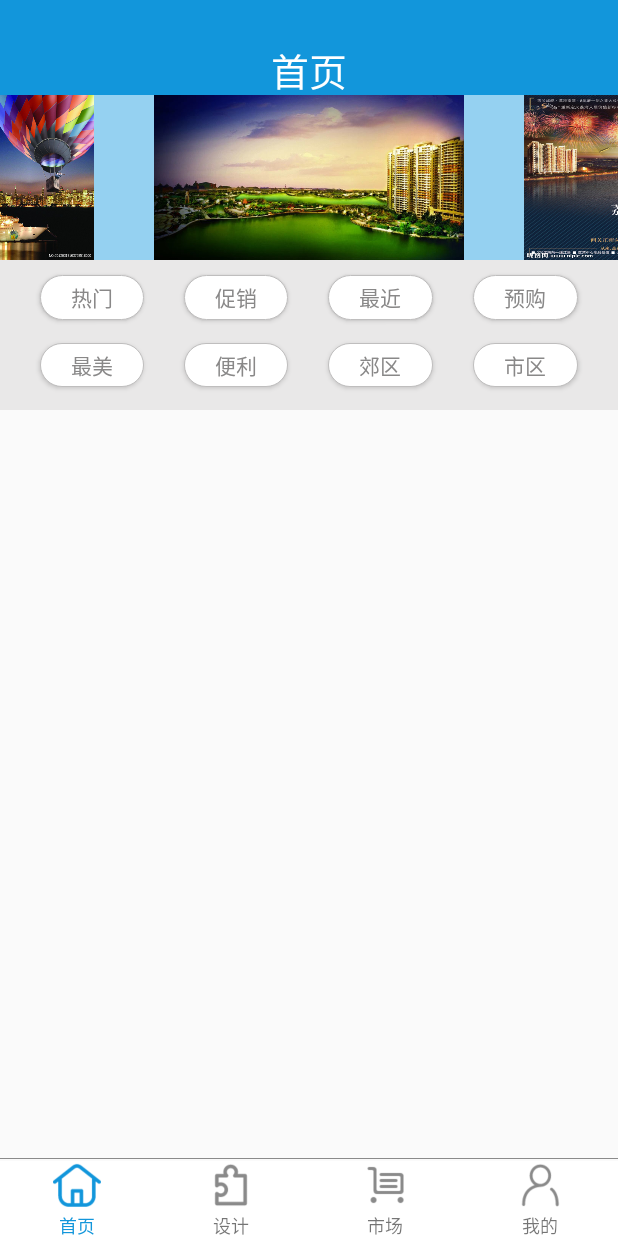
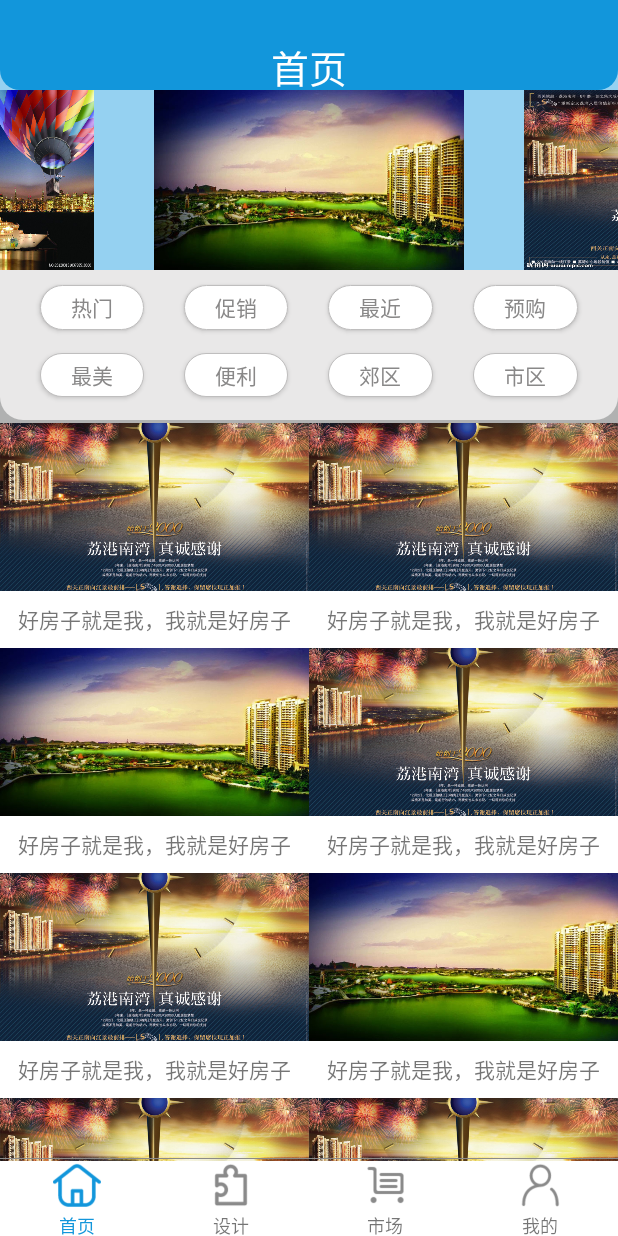
Before and after one commit to wangjiapu/Control, an Android app: the screen it shows after launch (MainActivity), on a phone screen of 412 x 824 dp. Run offline under Robolectric (Android 15) with nearby library versions, the light colour scheme and no system bars.

Commit message:
添加home Recyclerview

```diff
--- a/app/build.gradle
+++ b/app/build.gradle
@@ -24,4 +24,5 @@ dependencies {
     testCompile 'junit:junit:4.12'
     compile 'com.android.support:appcompat-v7:24.0.0-alpha2'
     compile 'com.android.support:recyclerview-v7:23.3.0'
+    compile 'com.android.support:design:26.0.0-alpha1'
 }
--- /dev/null
+++ b/app/src/main/java/com/example/com/control/Adapters/HomeRecyclerViewAdapter.java
@@ -0,0 +1,45 @@
+package com.example.com.control.Adapters;
+
+import android.content.Context;
+import android.support.v7.widget.RecyclerView;
+import android.view.LayoutInflater;
+import android.view.View;
+import android.view.ViewGroup;
+
+import com.example.com.control.R;
+import com.example.com.control.ViewHolders.HomeViewHolder;
+import com.example.com.control.bean.Houses;
+
+import java.util.List;
+
+
+
+public class HomeRecyclerViewAdapter extends RecyclerView.Adapter<RecyclerView.ViewHolder>{
+
+    private Context context;
+    private List<Houses> mlist;
+
+    public HomeRecyclerViewAdapter(Context context, List<Houses> list){
+        this.context=context;
+        this.mlist=list;
+    }
+    @Override
+    public RecyclerView.ViewHolder onCreateViewHolder(ViewGroup parent, int viewType) {
+        View view= LayoutInflater.from(context)
+                .inflate(R.layout.homerecyclerview_layoutitem,parent,false);
+        HomeViewHolder myholder=new HomeViewHolder(view);
+        return myholder;
+    }
+
+    @Override
+    public void onBindViewHolder(RecyclerView.ViewHolder holder, int position) {
+        HomeViewHolder holder1=(HomeViewHolder) holder;
+        holder1.home_review_item_img.setImageDrawable(mlist.get(position).getHouse_img());
+        holder1.home_review_item_tv.setText(mlist.get(position).getDescribe());
+    }
+
+    @Override
+    public int getItemCount() {
+        return mlist.size();
+    }
+}
--- a/app/src/main/java/com/example/com/control/Fragments/HomeFrament.java
+++ b/app/src/main/java/com/example/com/control/Fragments/HomeFrament.java
@@ -5,14 +5,20 @@ import android.os.Handler;
 import android.os.Message;
 import android.support.annotation.Nullable;
 import android.support.v4.app.Fragment;
+import android.support.v7.widget.GridLayoutManager;
+import android.support.v7.widget.RecyclerView;
 import android.view.LayoutInflater;
 import android.view.View;
 import android.view.ViewGroup;
 import android.widget.Toast;
 
+import com.example.com.control.Adapters.HomeRecyclerViewAdapter;
 import com.example.com.control.R;
 import com.example.com.control.Views.Carousel3DSwitchView;
+import com.example.com.control.bean.Houses;
 
+import java.util.ArrayList;
+import java.util.List;
 import java.util.Timer;
 import java.util.TimerTask;
 
@@ -24,6 +30,10 @@ public class HomeFrament extends Fragment {
     private static final Integer START=1;
     private Carousel3DSwitchView carousel3DSwitchView;
     private Timer timer=new Timer();//初始话定时器  方便轮播图；
+
+    private RecyclerView homeRecyclerView;
+    private List<Houses> housesList;
+    private HomeRecyclerViewAdapter madapter;
 
 
     private Handler mhandler=new Handler(){
@@ -42,8 +52,34 @@ public class HomeFrament extends Fragment {
         View view= inflater.inflate(R.layout.homelayout,container,false);
 
         initView(view);
+        initDate();
         initEvent(view);
         return view;
+    }
+
+    private void initDate() {
+        housesList=new ArrayList<>();
+        for(int i=0;i<100;i++){
+            /**
+             * 初始化数据，从服务器获取
+             */
+            Houses temp=new Houses();
+            if(i%3==1){
+                temp.setHouse_img(getResources().getDrawable(R.drawable.imag1));
+            }
+            if(i%3==2){
+                temp.setHouse_img(getResources().getDrawable(R.drawable.imag2));
+            }else {
+                temp.setHouse_img(getResources().getDrawable(R.drawable.imag3));
+            }
+            temp.setDescribe("好房子就是我，我就是好房子");
+            housesList.add(temp);
+        }
+        GridLayoutManager gm=new GridLayoutManager(getContext(),2);
+        homeRecyclerView.setLayoutManager(gm);
+        madapter=new HomeRecyclerViewAdapter(getContext(),housesList);
+        homeRecyclerView.setAdapter(madapter);
+
     }
 
     private void initEvent(View view) {
@@ -77,5 +113,7 @@ public class HomeFrament extends Fragment {
                 mhandler.sendMessage(message);
             }
         },2000,6000);
+
+        homeRecyclerView=(RecyclerView)view.findViewById(R.id.home_recyclerview);
     }
 }
--- /dev/null
+++ b/app/src/main/java/com/example/com/control/ViewHolders/HomeViewHolder.java
@@ -0,0 +1,22 @@
+package com.example.com.control.ViewHolders;
+
+import android.support.v7.widget.RecyclerView;
+import android.view.View;
+import android.widget.ImageView;
+import android.widget.TextView;
+
+import com.example.com.control.R;
+
+/**
+ * Created by 蒲家旺 on 2017/4/18.
+ */
+
+public class HomeViewHolder extends RecyclerView.ViewHolder {
+    public ImageView home_review_item_img;
+    public TextView home_review_item_tv;
+    public HomeViewHolder(View itemView) {
+        super(itemView);
+        home_review_item_img=(ImageView)itemView.findViewById(R.id.home_review_item_img);
+        home_review_item_tv=(TextView)itemView.findViewById(R.id.home_review_item_tv);
+    }
+}
--- /dev/null
+++ b/app/src/main/java/com/example/com/control/bean/Houses.java
@@ -0,0 +1,26 @@
+package com.example.com.control.bean;
+
+import android.graphics.drawable.Drawable;
+
+
+
+public class Houses {
+    private Drawable house_img;
+    private String describe;
+
+    public Drawable getHouse_img() {
+        return house_img;
+    }
+
+    public String getDescribe() {
+        return describe;
+    }
+
+    public void setDescribe(String describe) {
+        this.describe = describe;
+    }
+
+    public void setHouse_img(Drawable house_img) {
+        this.house_img = house_img;
+    }
+}
--- /dev/null
+++ b/app/src/main/res/drawable/homelayout_label_bg.xml
@@ -0,0 +1,6 @@
+<?xml version="1.0" encoding="utf-8"?>
+<shape xmlns:android="http://schemas.android.com/apk/res/android">
+    <corners android:bottomLeftRadius="15dp"
+        android:bottomRightRadius="15dp"/>
+    <solid android:color="#e9e8e8"/>
+</shape>
--- /dev/null
+++ b/app/src/main/res/drawable/hometitle_layout_bg.xml
@@ -0,0 +1,6 @@
+<?xml version="1.0" encoding="utf-8"?>
+<shape xmlns:android="http://schemas.android.com/apk/res/android">
+    <corners android:bottomLeftRadius="13dp"
+        android:bottomRightRadius="13dp"/>
+    <solid android:color="#1296db"/>
+</shape>
--- /dev/null
+++ b/app/src/main/res/layout/home3d_lunbo.xml
@@ -0,0 +1,61 @@
+<?xml version="1.0" encoding="utf-8"?>
+<RelativeLayout xmlns:android="http://schemas.android.com/apk/res/android"
+    android:layout_width="match_parent"
+    android:layout_height="120dp">
+    <com.example.com.control.Views.Carousel3DSwitchView
+        android:id="@+id/image_switch_view"
+        android:layout_width="match_parent"
+        android:layout_height="120dp"
+        android:background="#95d1f1">
+
+        <com.example.com.control.Views.Carousel3DView
+            android:id="@+id/image1"
+            android:layout_width="match_parent"
+            android:layout_height="match_parent"
+            android:scaleType="fitXY"
+            android:src="@drawable/imag1" />
+
+        <com.example.com.control.Views.Carousel3DView
+            android:id="@+id/image2"
+            android:layout_width="match_parent"
+            android:layout_height="match_parent"
+            android:scaleType="fitXY"
+            android:src="@drawable/imag2" />
+
+        <com.example.com.control.Views.Carousel3DView
+            android:id="@+id/image3"
+            android:layout_width="match_parent"
+            android:layout_height="match_parent"
+            android:scaleType="fitXY"
+            android:src="@drawable/imag3" />
+
+        <com.example.com.control.Views.Carousel3DView
+            android:id="@+id/image4"
+            android:layout_width="match_parent"
+            android:layout_height="match_parent"
+            android:scaleType="fitXY"
+            android:src="@drawable/imag5" />
+
+        <com.example.com.control.Views.Carousel3DView
+            android:id="@+id/image5"
+            android:layout_width="match_parent"
+            android:layout_height="match_parent"
+            android:scaleType="fitXY"
+            android:src="@drawable/imag6" />
+
+        <com.example.com.control.Views.Carousel3DView
+            android:id="@+id/image6"
+            android:layout_width="match_parent"
+            android:layout_height="match_parent"
+            android:scaleType="fitXY"
+            android:src="@drawable/imag7" />
+
+        <com.example.com.control.Views.Carousel3DView
+            android:id="@+id/image7"
+            android:layout_width="match_parent"
+            android:layout_height="match_parent"
+            android:scaleType="fitXY"
+            android:src="@drawable/imag8" />
+    </com.example.com.control.Views.Carousel3DSwitchView>
+
+</RelativeLayout>
--- a/app/src/main/res/layout/homelayout.xml
+++ b/app/src/main/res/layout/homelayout.xml
@@ -2,82 +2,52 @@
 <LinearLayout xmlns:android="http://schemas.android.com/apk/res/android"
     android:layout_width="match_parent"
     android:layout_height="match_parent"
+    android:background="#95d1f1"
+    xmlns:app="http://schemas.android.com/apk/res-auto"
     android:orientation="vertical">
 
+
     <include layout="@layout/hometitle_layout" />
-
-    <ScrollView
+  <android.support.design.widget.CoordinatorLayout
       android:layout_width="match_parent"
       android:layout_height="0dp"
       android:layout_weight="1">
+      <android.support.design.widget.AppBarLayout
+          android:layout_width="match_parent"
+          android:background="#b0b1b1"
+          android:layout_height="222dp">
 
-        <RelativeLayout
+          <android.support.design.widget.CollapsingToolbarLayout
               android:layout_width="match_parent"
-            android:layout_height="match_parent">
+              android:layout_height="wrap_content"
+              app:contentScrim="?attr/colorPrimary"
+              app:layout_scrollFlags="scroll|exitUntilCollapsed|snap">
 
-            <com.example.com.control.Views.Carousel3DSwitchView
-                android:id="@+id/image_switch_view"
-                android:layout_width="match_parent"
-                android:layout_height="110dp"
-                android:background="#95d1f1">
+            <include layout="@layout/home3d_lunbo"/>
 
-                <com.example.com.control.Views.Carousel3DView
-                    android:id="@+id/image1"
-                    android:layout_width="match_parent"
-                    android:layout_height="match_parent"
-                    android:scaleType="fitXY"
-                    android:src="@drawable/imag1" />
-
-                <com.example.com.control.Views.Carousel3DView
-                    android:id="@+id/image2"
-                    android:layout_width="match_parent"
-                    android:layout_height="match_parent"
-                    android:scaleType="fitXY"
-                    android:src="@drawable/imag2" />
-
-                <com.example.com.control.Views.Carousel3DView
-                    android:id="@+id/image3"
-                    android:layout_width="match_parent"
-                    android:layout_height="match_parent"
-                    android:scaleType="fitXY"
-                    android:src="@drawable/imag3" />
-
-                <com.example.com.control.Views.Carousel3DView
-                    android:id="@+id/image4"
-                    android:layout_width="match_parent"
-                    android:layout_height="match_parent"
-                    android:scaleType="fitXY"
-                    android:src="@drawable/imag5" />
-
-                <com.example.com.control.Views.Carousel3DView
-                    android:id="@+id/image5"
-                    android:layout_width="match_parent"
-                    android:layout_height="match_parent"
-                    android:scaleType="fitXY"
-                    android:src="@drawable/imag6" />
-
-                <com.example.com.control.Views.Carousel3DView
-                    android:id="@+id/image6"
-                    android:layout_width="match_parent"
-                    android:layout_height="match_parent"
-                    android:scaleType="fitXY"
-                    android:src="@drawable/imag7" />
-
-                <com.example.com.control.Views.Carousel3DView
-                    android:id="@+id/image7"
-                    android:layout_width="match_parent"
-                    android:layout_height="match_parent"
-                    android:scaleType="fitXY"
-                    android:src="@drawable/imag8" />
-            </com.example.com.control.Views.Carousel3DSwitchView>
+          </android.support.design.widget.CollapsingToolbarLayout>
 
           <include
               android:id="@+id/homelayoutlabelid"
               layout="@layout/homelayout_label" />
 
+      </android.support.design.widget.AppBarLayout>
+      <android.support.v4.widget.NestedScrollView
+          android:layout_width="match_parent"
+          android:layout_height="match_parent"
+          app:layout_behavior="@string/appbar_scrolling_view_behavior">
+          <android.support.v7.widget.RecyclerView
+              android:layout_width="match_parent"
+              android:layout_height="wrap_content"
+              android:id="@+id/home_recyclerview">
 
-        </RelativeLayout>
-    </ScrollView>
+          </android.support.v7.widget.RecyclerView>
+      </android.support.v4.widget.NestedScrollView>
 
 
+  </android.support.design.widget.CoordinatorLayout>
+    <View
+        android:layout_width="match_parent"
+        android:layout_height="50dp"
+        android:background="#ffffffff"/>
 </LinearLayout>
--- a/app/src/main/res/layout/homelayout_label.xml
+++ b/app/src/main/res/layout/homelayout_label.xml
@@ -1,113 +1,127 @@
 <?xml version="1.0" encoding="utf-8"?>
 <LinearLayout xmlns:android="http://schemas.android.com/apk/res/android"
-    android:orientation="vertical"
-    android:background="#e9e8e8"
-    android:layout_below="@id/image_switch_view"
     android:layout_width="match_parent"
-    android:layout_height="100dp">
+    android:layout_height="100dp"
+   android:background="#b0b1b1"
+    android:layout_below="@id/image_switch_view">
     <LinearLayout
+        android:layout_width="match_parent"
+        android:layout_height="match_parent"
+        android:background="@drawable/homelayout_label_bg"
+        android:orientation="vertical">
+
+        <LinearLayout
+            android:layout_width="match_parent"
+            android:layout_height="0dp"
             android:layout_marginLeft="13dp"
             android:layout_marginRight="13dp"
-        android:layout_width="match_parent"
-        android:layout_height="0dp"
             android:layout_weight="1"
             android:orientation="horizontal">
             <Button
-            android:background="@drawable/homelabel_bg"
-            android:layout_marginTop="10dp"
+                android:layout_width="0dp"
+                android:layout_height="match_parent"
                 android:layout_marginBottom="10dp"
                 android:layout_marginLeft="13dp"
                 android:layout_marginRight="13dp"
+                android:layout_marginTop="10dp"
+                android:layout_weight="1"
+                android:background="@drawable/homelabel_bg"
+                android:text="热门"
+                android:textColor="#898888" />
+
+            <Button
                 android:layout_width="0dp"
-            android:textColor="#898888"
                 android:layout_height="match_parent"
-            android:layout_weight="1"
-            android:text="热门"/>
-        <Button
-            android:background="@drawable/homelabel_bg"
-            android:layout_marginTop="10dp"
                 android:layout_marginBottom="10dp"
                 android:layout_marginLeft="13dp"
                 android:layout_marginRight="13dp"
+                android:layout_marginTop="10dp"
+                android:layout_weight="1"
+                android:background="@drawable/homelabel_bg"
+                android:text="促销"
+                android:textColor="#898888" />
+
+            <Button
                 android:layout_width="0dp"
-            android:textColor="#898888"
                 android:layout_height="match_parent"
-            android:layout_weight="1"
-            android:text="促销"/>
-        <Button
-            android:background="@drawable/homelabel_bg"
-            android:layout_marginTop="10dp"
                 android:layout_marginBottom="10dp"
                 android:layout_marginLeft="13dp"
                 android:layout_marginRight="13dp"
+                android:layout_marginTop="10dp"
+                android:layout_weight="1"
+                android:background="@drawable/homelabel_bg"
+                android:text="最近"
+                android:textColor="#898888" />
+
+            <Button
                 android:layout_width="0dp"
-            android:textColor="#898888"
                 android:layout_height="match_parent"
-            android:layout_weight="1"
-            android:text="最近"/>
-        <Button
-            android:background="@drawable/homelabel_bg"
-            android:layout_marginTop="10dp"
                 android:layout_marginBottom="10dp"
                 android:layout_marginLeft="13dp"
                 android:layout_marginRight="13dp"
-            android:layout_width="0dp"
-            android:textColor="#898888"
-            android:layout_height="match_parent"
+                android:layout_marginTop="10dp"
                 android:layout_weight="1"
-            android:text="预购"/>
+                android:background="@drawable/homelabel_bg"
+                android:text="预购"
+                android:textColor="#898888" />
         </LinearLayout>
 
         <LinearLayout
+            android:layout_width="match_parent"
+            android:layout_height="0dp"
             android:layout_marginLeft="13dp"
             android:layout_marginRight="13dp"
-        android:layout_width="match_parent"
-        android:layout_height="0dp"
             android:layout_weight="1"
             android:orientation="horizontal">
+
             <Button
-            android:background="@drawable/homelabel_bg"
-            android:layout_marginTop="5dp"
+                android:layout_width="0dp"
+                android:layout_height="match_parent"
                 android:layout_marginBottom="15dp"
                 android:layout_marginLeft="13dp"
                 android:layout_marginRight="13dp"
+                android:layout_marginTop="5dp"
+                android:layout_weight="1"
+                android:background="@drawable/homelabel_bg"
+                android:text="最美"
+                android:textColor="#898888" />
+
+            <Button
                 android:layout_width="0dp"
-            android:textColor="#898888"
                 android:layout_height="match_parent"
-            android:layout_weight="1"
-            android:text="最美"/>
-        <Button
-            android:background="@drawable/homelabel_bg"
-            android:layout_marginTop="5dp"
                 android:layout_marginBottom="15dp"
                 android:layout_marginLeft="13dp"
                 android:layout_marginRight="13dp"
+                android:layout_marginTop="5dp"
+                android:layout_weight="1"
+                android:background="@drawable/homelabel_bg"
+                android:text="便利"
+                android:textColor="#898888" />
+
+            <Button
                 android:layout_width="0dp"
-            android:textColor="#898888"
                 android:layout_height="match_parent"
-            android:layout_weight="1"
-            android:text="便利"/>
-        <Button
-            android:background="@drawable/homelabel_bg"
-            android:layout_marginTop="5dp"
                 android:layout_marginBottom="15dp"
                 android:layout_marginLeft="13dp"
                 android:layout_marginRight="13dp"
+                android:layout_marginTop="5dp"
+                android:layout_weight="1"
+                android:background="@drawable/homelabel_bg"
+                android:text="郊区"
+                android:textColor="#898888" />
+
+            <Button
                 android:layout_width="0dp"
-            android:textColor="#898888"
                 android:layout_height="match_parent"
-            android:layout_weight="1"
-            android:text="郊区"/>
-        <Button
-            android:background="@drawable/homelabel_bg"
-            android:layout_marginTop="5dp"
                 android:layout_marginBottom="15dp"
                 android:layout_marginLeft="13dp"
                 android:layout_marginRight="13dp"
-            android:layout_width="0dp"
-            android:textColor="#898888"
-            android:layout_height="match_parent"
+                android:layout_marginTop="5dp"
                 android:layout_weight="1"
-            android:text="市区"/>
+                android:background="@drawable/homelabel_bg"
+                android:text="市区"
+                android:textColor="#898888" />
+        </LinearLayout>
+
     </LinearLayout>
 </LinearLayout>
--- /dev/null
+++ b/app/src/main/res/layout/homerecyclerview_layoutitem.xml
@@ -0,0 +1,23 @@
+<?xml version="1.0" encoding="utf-8"?>
+<LinearLayout xmlns:android="http://schemas.android.com/apk/res/android"
+    android:orientation="vertical"
+    android:layout_width="match_parent"
+    android:background="#ffffff"
+    android:layout_height="150dp">
+    <ImageView
+        android:id="@+id/home_review_item_img"
+        android:layout_width="match_parent"
+        android:layout_height="0dp"
+        android:layout_weight="3"
+        android:src="@drawable/markat_back"
+        android:scaleType="centerCrop"/>
+    <TextView
+        android:id="@+id/home_review_item_tv"
+        android:layout_width="match_parent"
+        android:layout_height="0dp"
+        android:layout_weight="1"
+        android:text="11"
+        android:gravity="center"
+        android:maxLines="2"/>
+
+</LinearLayout>
--- a/app/src/main/res/layout/hometitle_layout.xml
+++ b/app/src/main/res/layout/hometitle_layout.xml
@@ -1,11 +1,11 @@
 <?xml version="1.0" encoding="utf-8"?>
 <LinearLayout xmlns:android="http://schemas.android.com/apk/res/android"
-    android:background="#1296db"
+    android:background="@drawable/hometitle_layout_bg"
     android:layout_width="match_parent"
     android:orientation="vertical"
-    android:layout_height="63dp">
+    android:layout_height="60dp">
     <TextView
-        android:layout_marginTop="15dp"
+        android:layout_marginTop="13dp"
         android:layout_width="match_parent"
         android:layout_height="63dp"
         android:text="首页"
```
Lines whose indentation alone changed are shown as unchanged.
